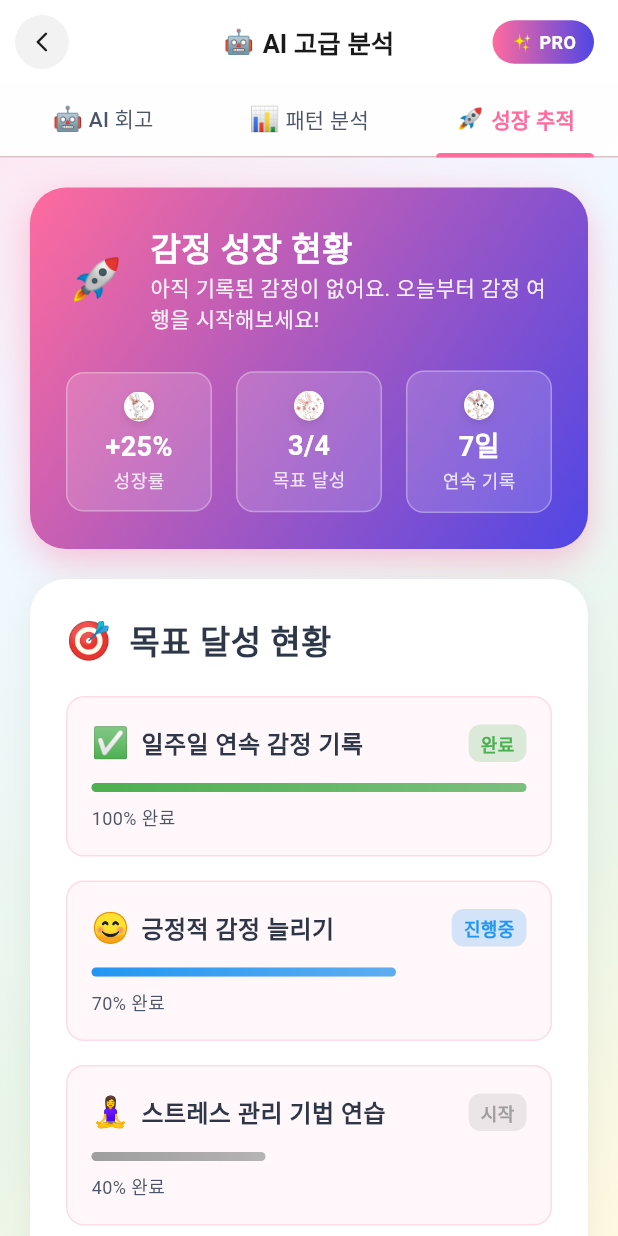
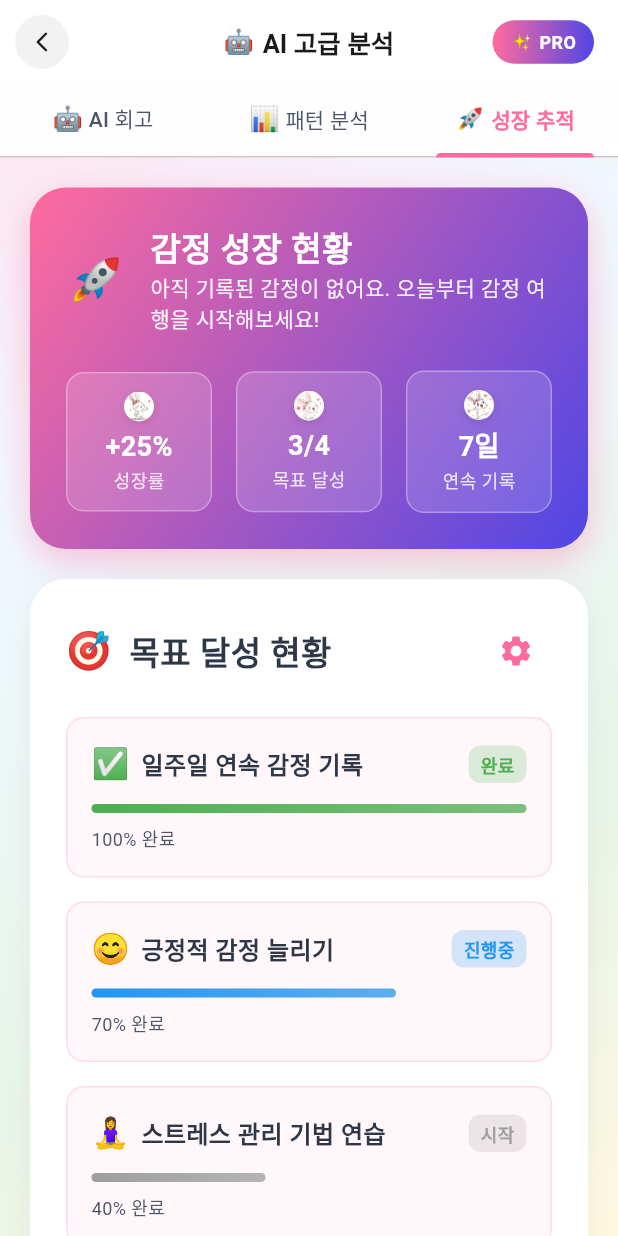
Before and after one commit to Codgm/Lifewisp, a Flutter app: the AdvancedAnalysisScreen screen opened by its route, tab 3 chosen, on a phone screen of 412 x 824 dp. Run offline on Flutter 3.47's test engine with Material 3 defaults, Android fonts, the phone set to English and light mode, and no system bars; our stand-ins replace fl_chart, google_fonts, image_picker, shared_preferences; accounts and stored records are empty; Roboto replaces fonts that are missing (Jua).

Commit message:
Update advanced_analysis_screen.dart

```diff
--- a/lib/screens/advanced_analysis_screen.dart
+++ b/lib/screens/advanced_analysis_screen.dart
@@ -10,6 +10,7 @@ import '../models/emotion_record.dart';
 import '../utils/ai_analysis_utils.dart';
 import '../widgets/emotion_charts.dart';
 import 'package:google_fonts/google_fonts.dart';
+import '../screens/goal_setting_screen.dart'; // Added import for GoalSettingScreen
 
 class AdvancedAnalysisScreen extends StatefulWidget {
   const AdvancedAnalysisScreen({Key? key}) : super(key: key);
@@ -939,6 +940,17 @@ class _AdvancedAnalysisScreenState extends State<AdvancedAnalysisScreen>
               Text(
                 '목표 달성 현황',
                 style: isDark ? LifewispTextStyles.darkTitle : LifewispTextStyles.title,
+              ),
+              Spacer(),
+              IconButton(
+                icon: Icon(Icons.settings, color: isDark ? LifewispColors.darkPrimary : LifewispColors.accent),
+                tooltip: '목표 관리',
+                onPressed: () {
+                  Navigator.push(
+                    context,
+                    MaterialPageRoute(builder: (_) => GoalSettingScreen()),
+                  );
+                },
               ),
             ],
           ),
```
